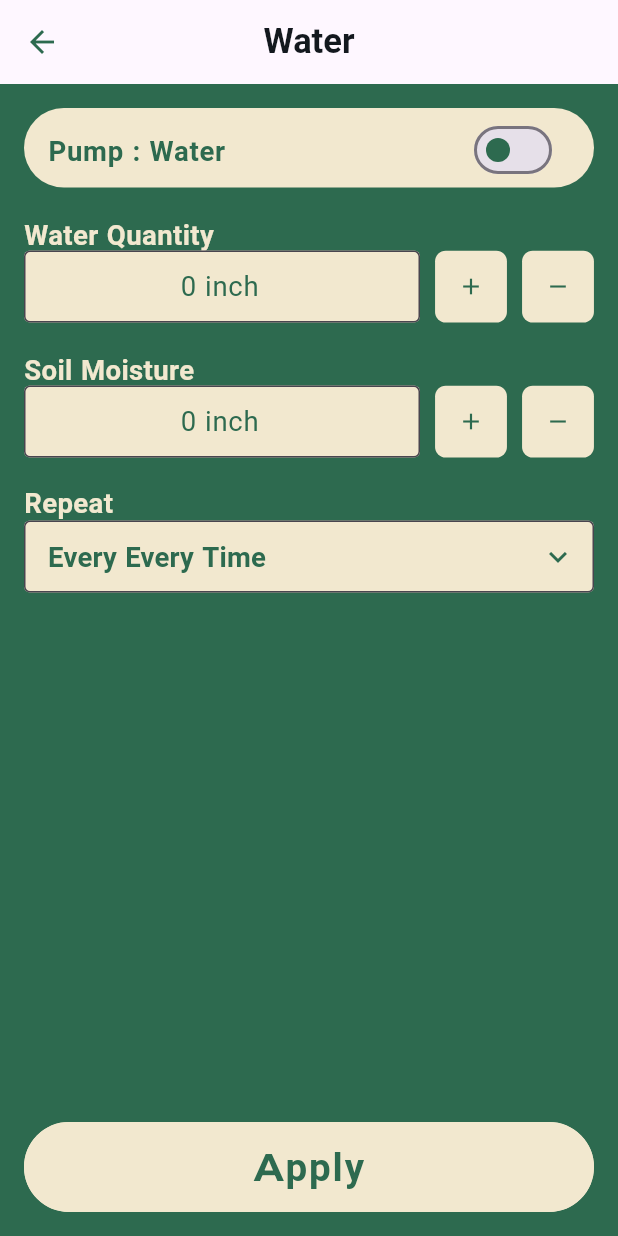
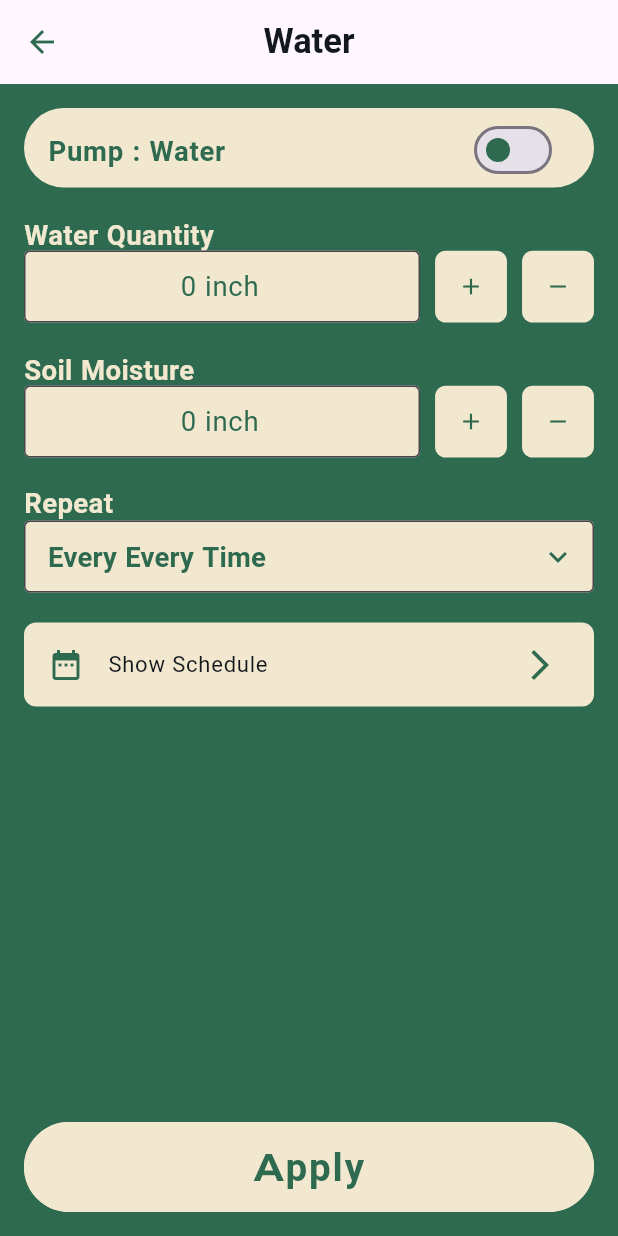
Before and after one commit to 0Ahmad0/smart-planter, a Flutter app: the MyPlantItem screen opened directly with empty values, item 2 of the bottom bar chosen, on a phone screen of 412 x 824 dp. Run offline on Flutter 3.47's test engine with Material 3 defaults, Android fonts, the phone set to English and light mode, and no system bars; our stand-ins replace animate_do, carousel_slider, cloud_firestore, dio, firebase_auth, firebase_core and 13 more; accounts and stored records are empty; network calls fail.

Commit message:
add schedule

```diff
--- a/lib/app/controller/auth_controller.dart
+++ b/lib/app/controller/auth_controller.dart
@@ -20,7 +20,8 @@ class AuthController {
   var context;
 
   AuthController({required this.context}) {
-    authProvider = Provider.of<AuthProvider>(context, listen: false);
+    authProvider = Provider.of<AuthProvider>(context,
+        listen: false);
   }
 
   login(
@@ -64,8 +65,6 @@ class AuthController {
     if (result['status']) {
       await sendEmailVerification(context);
       Get.offNamed(AppRoute.verifyEmail);
-
-
       // Navigator.of(context).pop();
 
     }
--- a/lib/app/pages/details/details_screen.dart
+++ b/lib/app/pages/details/details_screen.dart
@@ -1,6 +1,7 @@
 import 'package:flutter/material.dart';
 import 'package:flutter_screenutil/flutter_screenutil.dart';
 import 'package:provider/provider.dart';
+import 'package:smart_plans/core/route/app_route.dart';
 import '../../controller/utils/function_helper_view_provider.dart';
 import '/app/models/planet_model.dart';
 import '/app/widgets/button_app.dart';
@@ -257,7 +258,27 @@ late PlantController plantController;
                   planetModel.repeat_watering =value;
                   plantController.updatePlanetModel2(context, planetModel: planetModel);
                 }),
-
+            const SizedBox(
+              height: AppSize.s20,
+            ),
+            Container(
+              decoration: BoxDecoration(
+                color: ColorManager.secondary,
+                borderRadius: BorderRadius.circular(8)
+              ),
+              child: ListTile(
+                // contentPadding: EdgeInsets.zero,
+                onTap: (){
+                  Navigator.pushNamed(context, AppRoute.scheduleRoute);
+                },
+                leading: Icon(Icons.date_range,color: ColorManager.primary),
+                title: Text('Show Schedule',style: StylesManager.titleNormalTextStyle(
+                  color: ColorManager.black,
+                  size: 16.sp
+                ),),
+                trailing: Icon(Icons.arrow_forward_ios,color: ColorManager.primary,),
+              ),
+            ),
             const Spacer(),
             ButtonApp(
               onPressed: () {
--- a/lib/core/route/app_route.dart
+++ b/lib/core/route/app_route.dart
@@ -1,4 +1,6 @@
 import '../../app/pages/add_new_plant_screen.dart';
+import '../../app/pages/add_schedule.dart';
+import '../../app/pages/schedule_page.dart';
 import '/app/pages/add_plant_screen.dart';
 import '/app/pages/connection_wifi_screen.dart';
 import '/app/pages/details/details_screen.dart';
@@ -29,6 +31,8 @@ class AppRoute {
   static const connectionWifiRoute = '/connectionWifi';
   static const settingRoute = '/setting';
   static const addNewPlantRoute = '/addNewPlant';
+  static const scheduleRoute = '/schedule';
+  static const addScheduleRoute = '/addSchedule';
 
 
 
@@ -49,5 +53,7 @@ class AppRoute {
     connectionWifiRoute: (context) => ConnectionWifiScreen(),
     settingRoute: (context) => SettingScreen(),
     addNewPlantRoute: (context) => AddNewPlantScreen(),
+    scheduleRoute: (context) => ScheduleScreen(),
+    addScheduleRoute: (context) => AddScheduleScreen(),
   };
 }
--- a/lib/main.dart
+++ b/lib/main.dart
@@ -1,6 +1,4 @@
-import 'dart:developer';
 
-import 'package:awesome_notifications/awesome_notifications.dart';
 import 'package:firebase_core/firebase_core.dart';
 import 'package:flutter/cupertino.dart';
 import 'package:get_storage/get_storage.dart';
```
Also changed, not shown: lib/app/controller/utils/firebase.dart (+11 -2 lines), lib/app/pages/schedule_page.dart (added, +27 -0 lines).
